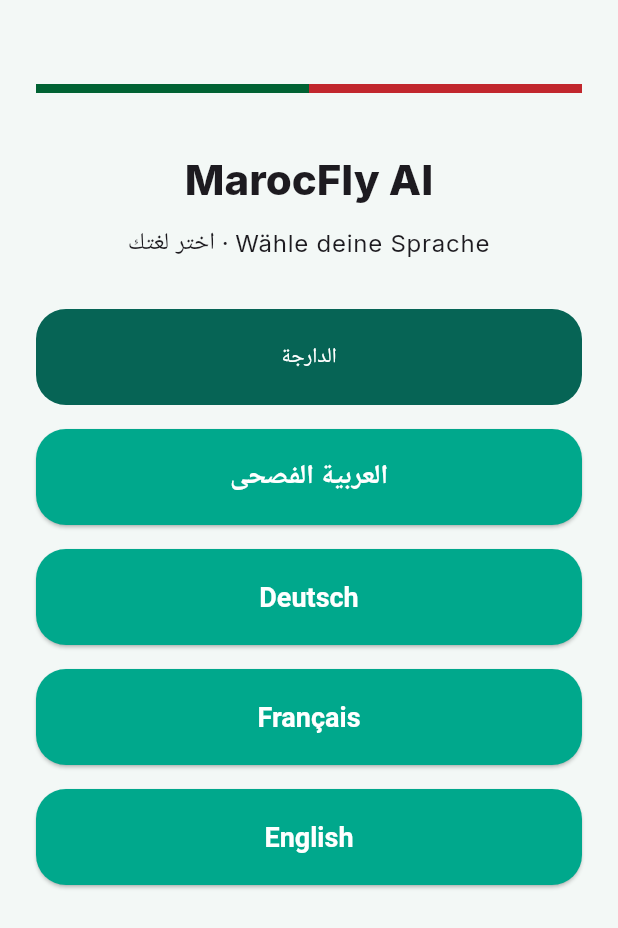
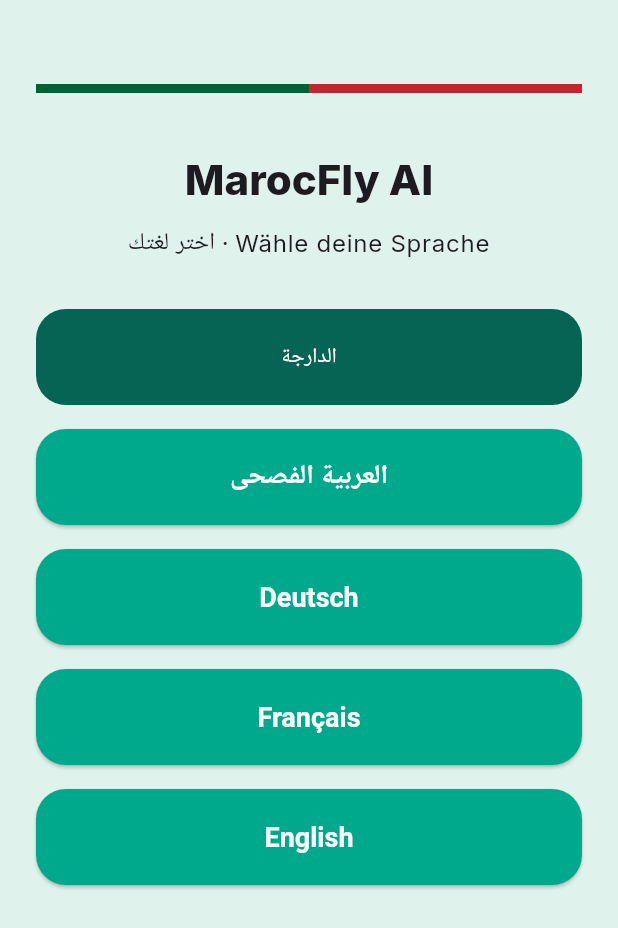
Before and after one commit to bakr1100-cyber/Bakr, a Flutter app: the screen it shows after launch, on a phone screen of 412 x 824 dp. Shown: the top 928 px of the screen. Run offline on Flutter 3.47's test engine with Material 3 defaults, Android fonts, the phone set to English and light mode, and no system bars; our stand-ins replace firebase_core, firebase_messaging, flutter_local_notifications, flutter_tts, google_fonts, shared_preferences and 1 more; accounts and stored records are empty.

Commit message:
Kill the white: seed M3 scheme from green, color the app bar & nav bar
The previous ColorScheme() call only pinned primary/secondary/tertiary and
left every M3 container/surface-variant token (nav bar, chips, etc.) on
Flutter's neutral grey/white defaults, and the app bar was transparent —
so most of every screen still read as plain white. Seed the full scheme
from the brand green via ColorScheme.fromSeed before overriding the exact
brand hues, give the app bar and bottom nav a solid green background, and
bump the light background/surface tints so they read as green, not white.

```diff
--- a/lib/core/theme/app_colors.dart
+++ b/lib/core/theme/app_colors.dart
@@ -18,9 +18,9 @@ class AppColors {
   static const Color redDark = Color(0xFF8E1B21);
   static const Color greenDark = Color(0xFF066455);
 
-  // Light theme surfaces
-  static const Color lightBackground = Color(0xFFF3F8F6);
-  static const Color lightSurface = Color(0xFFFFFFFF);
+  // Light theme surfaces — visibly green-tinted, never flat white.
+  static const Color lightBackground = Color(0xFFDFF2EC);
+  static const Color lightSurface = Color(0xFFF3FBF8);
   static const Color lightOnSurface = Color(0xFF0B2620);
   static const Color lightSubtle = Color(0xFF5B7A72);
 
--- a/lib/core/theme/app_theme.dart
+++ b/lib/core/theme/app_theme.dart
@@ -15,8 +15,14 @@ class AppTheme {
   static ThemeData _base(Brightness brightness) {
     final isDark = brightness == Brightness.dark;
 
-    final colorScheme = ColorScheme(
+    // Seed a full Material 3 tonal palette from the brand green so every
+    // derived surface/container token (nav bar, chips, containers) comes out
+    // tinted green instead of falling back to Flutter's neutral grey/white
+    // defaults, then pin the exact brand hues on top of it.
+    final colorScheme = ColorScheme.fromSeed(
+      seedColor: AppColors.moroccoGreen,
       brightness: brightness,
+    ).copyWith(
       primary: AppColors.moroccoGreen,
       onPrimary: AppColors.moroccoWhite,
       secondary: AppColors.moroccoRed,
@@ -41,13 +47,40 @@ class AppTheme {
           isDark ? AppColors.darkBackground : AppColors.lightBackground,
       textTheme: textTheme,
       appBarTheme: AppBarTheme(
-        backgroundColor: Colors.transparent,
+        backgroundColor: AppColors.moroccoGreen,
         elevation: 0,
         centerTitle: false,
-        foregroundColor:
-            isDark ? AppColors.darkOnSurface : AppColors.lightOnSurface,
+        foregroundColor: AppColors.moroccoWhite,
+        iconTheme: const IconThemeData(color: AppColors.moroccoWhite),
         titleTextStyle: textTheme.headlineSmall?.copyWith(
+          color: AppColors.moroccoWhite,
           fontWeight: FontWeight.w700,
+        ),
+      ),
+      navigationBarTheme: NavigationBarThemeData(
+        backgroundColor: isDark ? AppColors.darkSurface : AppColors.moroccoGreen,
+        indicatorColor: isDark
+            ? AppColors.greenDark
+            : AppColors.moroccoWhite.withValues(alpha: 0.22),
+        labelTextStyle: WidgetStateProperty.resolveWith(
+          (states) => TextStyle(
+            fontSize: 12,
+            fontWeight: FontWeight.w600,
+            color: isDark
+                ? (states.contains(WidgetState.selected)
+                    ? AppColors.moroccoGreen
+                    : AppColors.darkSubtle)
+                : AppColors.moroccoWhite,
+          ),
+        ),
+        iconTheme: WidgetStateProperty.resolveWith(
+          (states) => IconThemeData(
+            color: isDark
+                ? (states.contains(WidgetState.selected)
+                    ? AppColors.moroccoGreen
+                    : AppColors.darkSubtle)
+                : AppColors.moroccoWhite,
+          ),
         ),
       ),
       elevatedButtonTheme: ElevatedButtonThemeData(
```
